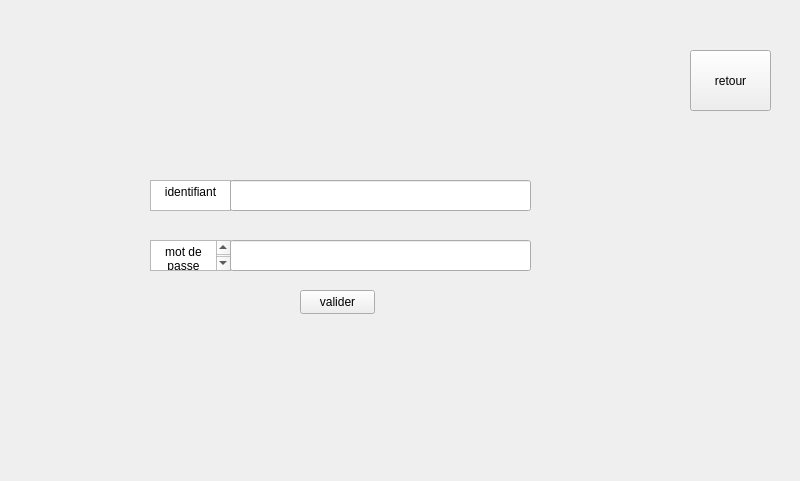
The window that application-abeille/mainwindow.ui (Bbachelard/projet_abeille) describes before a commit, drawn with Qt 5.
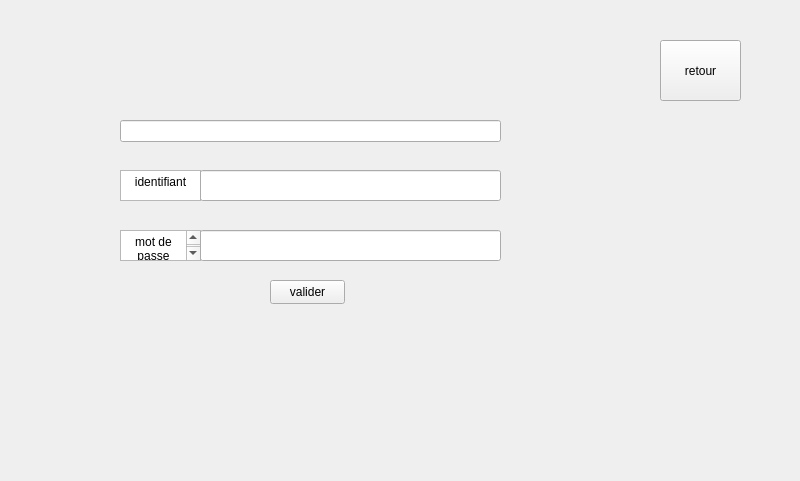
The same window after the commit. The open tabs and pages were chosen to show the change. Icons and pictures are not drawn.

```diff
--- a/application-abeille/mainwindow.ui
+++ b/application-abeille/mainwindow.ui
@@ -20,12 +20,34 @@
    <widget class="QStackedWidget" name="livre">
     <property name="geometry">
      <rect>
-      <x>30</x>
-      <y>10</y>
-      <width>761</width>
-      <height>461</height>
+      <x>0</x>
+      <y>0</y>
+      <width>801</width>
+      <height>481</height>
      </rect>
     </property>
+    <property name="styleSheet">
+     <string notr="true">#p0 {
+    background-image: url(:/img/arriere_plan1rasp.png);
+    background-repeat: no-repeat;
+    background-position: center;
+}
+#p1 {
+    background-image: url(:/img/arriere_plan2rasp.png);
+    background-repeat: no-repeat;
+    background-position: center;
+}
+#p2 {
+    background-image: url(:/img/arriere_plan3rasp.png);
+    background-repeat: no-repeat;
+    background-position: center;
+}
+#p3 {
+    background-image: url(:/img/arriere_plan2rasp.png);
+    background-repeat: no-repeat;
+    background-position: center;
+}</string>
+    </property>
     <property name="currentIndex">
      <number>0</number>
     </property>
@@ -157,6 +179,22 @@
        <bool>false</bool>
       </property>
      </widget>
+     <widget class="QLineEdit" name="lineEdit">
+      <property name="geometry">
+       <rect>
+        <x>120</x>
+        <y>120</y>
+        <width>381</width>
+        <height>22</height>
+       </rect>
+      </property>
+      <property name="readOnly">
+       <bool>true</bool>
+      </property>
+      <property name="clearButtonEnabled">
+       <bool>false</bool>
+      </property>
+     </widget>
     </widget>
     <widget class="QWidget" name="p2">
      <widget class="QWidget" name="gridLayoutWidget_3">
```
